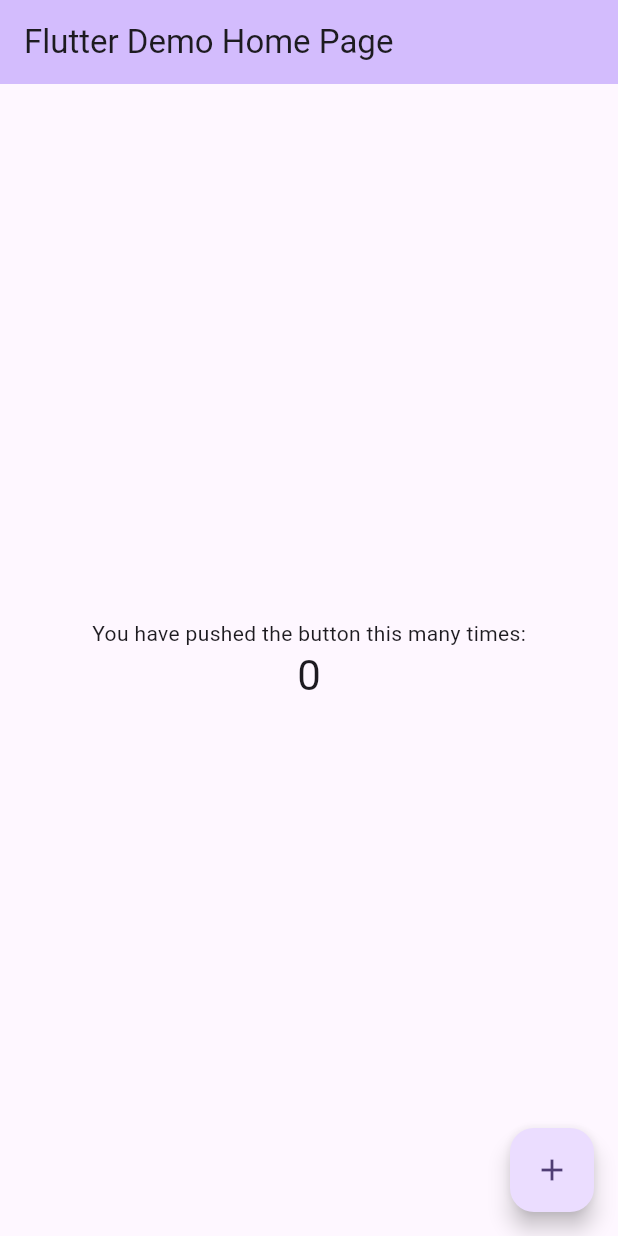
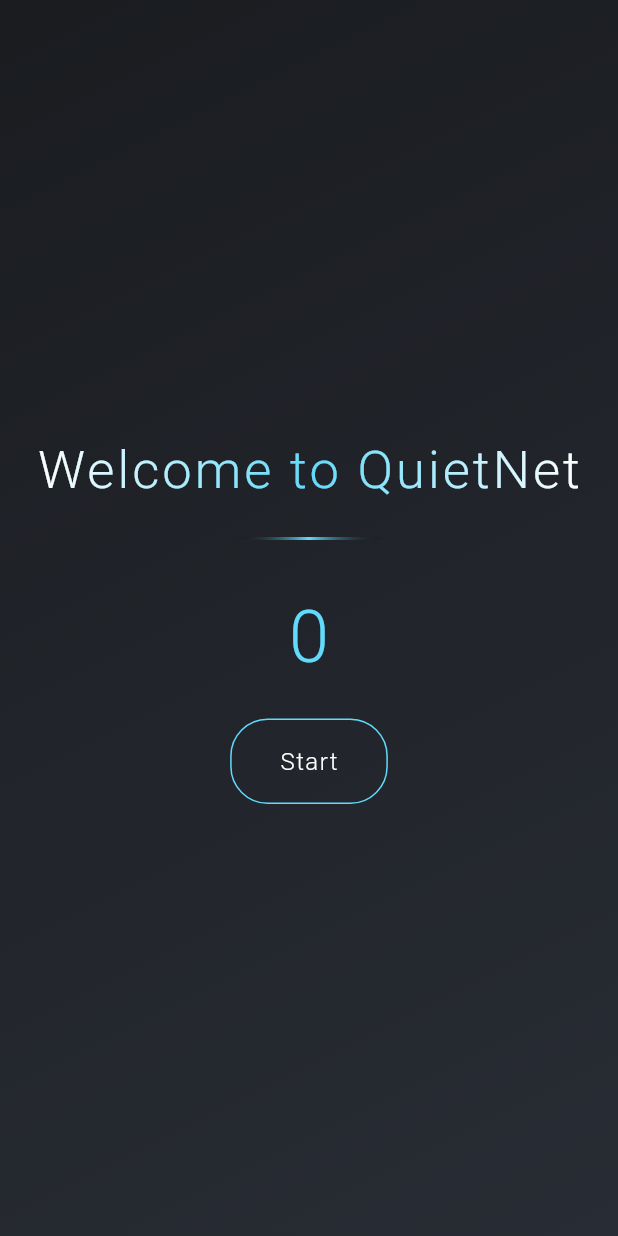
Before and after one commit to Quiet-Net/mobile_app, a Flutter app: the screen it shows after launch, on a phone screen of 412 x 824 dp. Run offline on Flutter 3.47's test engine with Material 3 defaults, Android fonts, the phone set to English and light mode, and no system bars.

Commit message:
QuietNet Proto with Counter

```diff
--- a/lib/main.dart
+++ b/lib/main.dart
@@ -1,4 +1,6 @@
 import 'package:flutter/material.dart';
+import 'theme/app_theme.dart';
+import 'screens/home_screen.dart';
 
 void main() {
   runApp(const MyApp());
@@ -11,26 +13,9 @@ class MyApp extends StatelessWidget {
   @override
   Widget build(BuildContext context) {
     return MaterialApp(
-      title: 'Flutter Demo',
-      theme: ThemeData(
-        // This is the theme of your application.
-        //
-        // TRY THIS: Try running your application with "flutter run". You'll see
-        // the application has a purple toolbar. Then, without quitting the app,
-        // try changing the seedColor in the colorScheme below to Colors.green
-        // and then invoke "hot reload" (save your changes or press the "hot
-        // reload" button in a Flutter-supported IDE, or press "r" if you used
-        // the command line to start the app).
-        //
-        // Notice that the counter didn't reset back to zero; the application
-        // state is not lost during the reload. To reset the state, use hot
-        // restart instead.
-        //
-        // This works for code too, not just values: Most code changes can be
-        // tested with just a hot reload.
-        colorScheme: ColorScheme.fromSeed(seedColor: Colors.deepPurple),
-      ),
-      home: const MyHomePage(title: 'Flutter Demo Home Page'),
+      title: 'QuietNet',
+      theme: AppTheme.theme,
+      home: const HomeScreen(),
     );
   }
 }
--- /dev/null
+++ b/lib/screens/home_screen.dart
@@ -0,0 +1,231 @@
+import 'package:flutter/material.dart';
+import 'dart:async';
+
+class HomeScreen extends StatefulWidget {
+  const HomeScreen({super.key});
+
+  @override
+  State<HomeScreen> createState() => _HomeScreenState();
+}
+
+class _HomeScreenState extends State<HomeScreen> with SingleTickerProviderStateMixin {
+  late AnimationController _controller;
+  bool _isHovered = false;
+  bool _isMenuOpen = false;
+  bool _isButtonHovered = false;
+  bool _isRunning = false;
+  bool _isStopped = false;
+  int _counter = 0;
+  Timer? _timer;
+
+  @override
+  void initState() {
+    super.initState();
+    _controller = AnimationController(
+      duration: const Duration(seconds: 20),
+      vsync: this,
+    )..repeat();
+  }
+
+  @override
+  void dispose() {
+    _controller.dispose();
+    _timer?.cancel();
+    super.dispose();
+  }
+
+  void _toggleCounter() {
+    setState(() {
+      if (_isRunning) {
+        _isRunning = false;
+        _isStopped = true;
+        _stopCounter();
+      } else if (_isStopped) {
+        _counter = 0;
+        _isStopped = false;
+      } else {
+        _isRunning = true;
+        _startCounter();
+      }
+    });
+  }
+
+  void _startCounter() {
+    _timer = Timer.periodic(const Duration(seconds: 1), (timer) {
+      setState(() {
+        _counter++;
+      });
+    });
+  }
+
+  void _stopCounter() {
+    _timer?.cancel();
+  }
+
+  @override
+  Widget build(BuildContext context) {
+    return Scaffold(
+      body: Container(
+        decoration: const BoxDecoration(
+          gradient: LinearGradient(
+            begin: Alignment.topLeft,
+            end: Alignment.bottomRight,
+            colors: [Color(0xFF1A1C20), Color(0xFF282C34)],
+          ),
+        ),
+        child: Stack(
+          children: [
+            Center(
+              child: Padding(
+                padding: const EdgeInsets.all(20.0),
+                child: Column(
+                  mainAxisAlignment: MainAxisAlignment.center,
+                  children: [
+                    // Welcome Text with animation
+                    MouseRegion(
+                      onEnter: (_) => setState(() => _isHovered = true),
+                      onExit: (_) => setState(() => _isHovered = false),
+                      child: AnimatedContainer(
+                        duration: const Duration(milliseconds: 500),
+                        transform: Matrix4.identity()
+                          ..translate(0.0, _isHovered ? -5.0 : 0.0)
+                          ..scale(_isHovered ? 1.05 : 1.0),
+                        child: ShaderMask(
+                          shaderCallback: (bounds) => const LinearGradient(
+                            colors: [Colors.white, Color(0xFF61DAFB), Colors.white],
+                          ).createShader(bounds),
+                          child: const Text(
+                            'Welcome to QuietNet',
+                            style: TextStyle(
+                              fontSize: 35,
+                              fontWeight: FontWeight.w300,
+                              letterSpacing: 2,
+                              color: Colors.white,
+                            ),
+                          ),
+                        ),
+                      ),
+                    ),
+                    const SizedBox(height: 20),
+                    // Decorative Line
+                    Container(
+                      height: 2,
+                      width: 100,
+                      decoration: const BoxDecoration(
+                        gradient: LinearGradient(
+                          colors: [
+                            Colors.transparent,
+                            Color(0xFF61DAFB),
+                            Colors.transparent,
+                          ],
+                        ),
+                      ),
+                    ),
+                    const SizedBox(height: 30),
+                    // Counter
+                    Text(
+                      '$_counter',
+                      style: const TextStyle(
+                        color: Color(0xFF61DAFB),
+                        fontSize: 48,
+                        fontWeight: FontWeight.w300,
+                        letterSpacing: 2,
+                      ),
+                    ),
+                    const SizedBox(height: 20),
+                    // Start/Stop Button
+                    MouseRegion(
+                      onEnter: (_) => setState(() => _isButtonHovered = true),
+                      onExit: (_) => setState(() => _isButtonHovered = false),
+                      child: GestureDetector(
+                        onTap: _toggleCounter,
+                        child: AnimatedContainer(
+                          duration: const Duration(milliseconds: 500),
+                          transform: Matrix4.identity()
+                            ..translate(0.0, _isButtonHovered ? -3.0 : 0.0),
+                          decoration: BoxDecoration(
+                            borderRadius: BorderRadius.circular(25),
+                            border: Border.all(
+                              color: const Color(0xFF61DAFB),
+                              width: 1,
+                            ),
+                            boxShadow: _isButtonHovered ? [
+                              const BoxShadow(
+                                color: Color(0x4861DAFB),
+                                blurRadius: 15,
+                                spreadRadius: 1,
+                              ),
+                              const BoxShadow(
+                                color: Color(0x2861DAFB),
+                                blurRadius: 20,
+                                spreadRadius: 1,
+                              ),
+                            ] : [],
+                          ),
+                          child: Container(
+                            padding: const EdgeInsets.symmetric(
+                              horizontal: 32,
+                              vertical: 16,
+                            ),
+                            child: Text(
+                              _isRunning ? 'Stop' : (_isStopped ? 'Reset' : 'Start'),
+                              style: const TextStyle(
+                                color: Colors.white,
+                                fontSize: 16,
+                                fontWeight: FontWeight.w300,
+                                letterSpacing: 1,
+                              ),
+                            ),
+                          ),
+                        ),
+                      ),
+                    ),
+                  ],
+                ),
+              ),
+            ),
+            // Side Menu
+            AnimatedPositioned(
+              duration: const Duration(milliseconds: 500),
+              right: _isMenuOpen ? 0 : -300,
+              top: 0,
+              bottom: 0,
+              width: 300,
+              child: _buildSideMenu(),
+            ),
+          ],
+        ),
+      ),
+    );
+  }
+
+  Widget _buildSideMenu() {
+    return Container(
+      color: const Color(0xFF1A1C20).withOpacity(0.95),
+      child: Stack(
+        children: [
+          Positioned(
+            left: -50,
+            top: MediaQuery.of(context).size.height / 2 - 20,
+            child: IconButton(
+              icon: Icon(
+                _isMenuOpen ? Icons.close : Icons.menu,
+                color: const Color(0xFF61DAFB),
+              ),
+              onPressed: () => setState(() => _isMenuOpen = !_isMenuOpen),
+            ),
+          ),
+          Padding(
+            padding: const EdgeInsets.all(20.0),
+            child: Column(
+              mainAxisAlignment: MainAxisAlignment.center,
+              children: [
+                // Add menu items here
+              ],
+            ),
+          ),
+        ],
+      ),
+    );
+  }
+}
--- /dev/null
+++ b/lib/theme/app_theme.dart
@@ -0,0 +1,29 @@
+import 'package:flutter/material.dart';
+
+class AppTheme {
+  static const primaryColor = Color(0xFF61DAFB);
+  static const backgroundColor = Color(0xFF282C34);
+  static const darkBackgroundColor = Color(0xFF1A1C20);
+
+  static ThemeData get theme => ThemeData(
+    scaffoldBackgroundColor: backgroundColor,
+    colorScheme: const ColorScheme.dark(
+      primary: primaryColor,
+      background: backgroundColor,
+    ),
+    textTheme: const TextTheme(
+      displayLarge: TextStyle(
+        color: Colors.white,
+        fontSize: 35,
+        fontWeight: FontWeight.w300,
+        letterSpacing: 2,
+      ),
+      bodyLarge: TextStyle(
+        color: Color(0xFFA0A0A0),
+        fontSize: 16,
+        fontWeight: FontWeight.w300,
+        letterSpacing: 1,
+      ),
+    ),
+  );
+}
```
